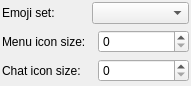
Old version of the form src/plugins/emoji/emojioptions2.ui in the repository xnamed/vacuum-im.
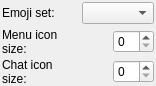
New version of the form. Custom widgets are drawn as their Qt base class.

Diff of the .ui file:
```diff
--- a/src/plugins/emoji/emojioptions2.ui
+++ b/src/plugins/emoji/emojioptions2.ui
@@ -6,7 +6,7 @@
    <rect>
     <x>0</x>
     <y>0</y>
-    <width>191</width>
+    <width>156</width>
     <height>86</height>
    </rect>
   </property>
@@ -31,6 +31,12 @@
    </property>
    <item row="1" column="0">
     <widget class="QLabel" name="lblEmojiSet">
+     <property name="sizePolicy">
+      <sizepolicy hsizetype="Expanding" vsizetype="Preferred">
+       <horstretch>0</horstretch>
+       <verstretch>0</verstretch>
+      </sizepolicy>
+     </property>
      <property name="text">
       <string>Emoji set:</string>
      </property>
@@ -45,7 +51,7 @@
    <item row="2" column="2">
     <widget class="IconSizeSpinBox" name="spbMenuIconSize">
      <property name="sizePolicy">
-      <sizepolicy hsizetype="Expanding" vsizetype="Fixed">
+      <sizepolicy hsizetype="Preferred" vsizetype="Fixed">
        <horstretch>0</horstretch>
        <verstretch>0</verstretch>
       </sizepolicy>
@@ -55,7 +61,7 @@
    <item row="3" column="2">
     <widget class="IconSizeSpinBox" name="spbChatIconSize">
      <property name="sizePolicy">
-      <sizepolicy hsizetype="Expanding" vsizetype="Fixed">
+      <sizepolicy hsizetype="Preferred" vsizetype="Fixed">
        <horstretch>0</horstretch>
        <verstretch>0</verstretch>
       </sizepolicy>
@@ -74,6 +80,12 @@
    </item>
    <item row="3" column="0">
     <widget class="QLabel" name="lblbChatIconSize">
+     <property name="sizePolicy">
+      <sizepolicy hsizetype="Expanding" vsizetype="Preferred">
+       <horstretch>0</horstretch>
+       <verstretch>0</verstretch>
+      </sizepolicy>
+     </property>
      <property name="text">
       <string>Chat icon size:</string>
      </property>
@@ -87,6 +99,12 @@
    </item>
    <item row="2" column="0">
     <widget class="QLabel" name="lblbMenuIconSize">
+     <property name="sizePolicy">
+      <sizepolicy hsizetype="Expanding" vsizetype="Preferred">
+       <horstretch>0</horstretch>
+       <verstretch>0</verstretch>
+      </sizepolicy>
+     </property>
      <property name="text">
       <string>Menu icon size:</string>
      </property>
```
